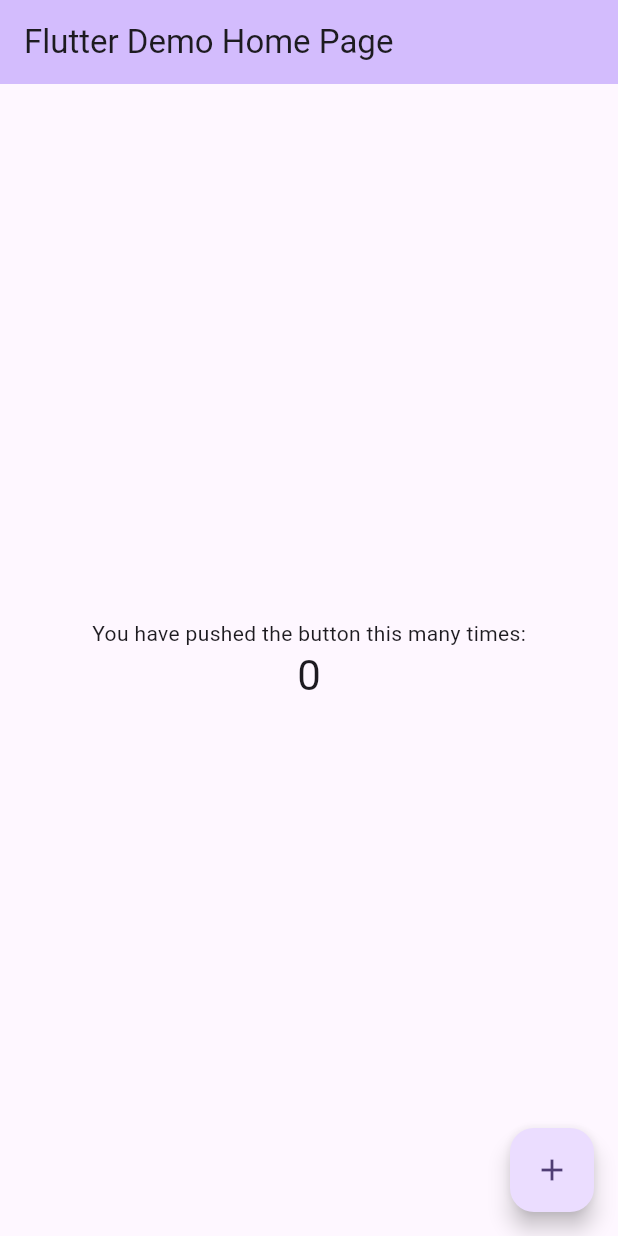
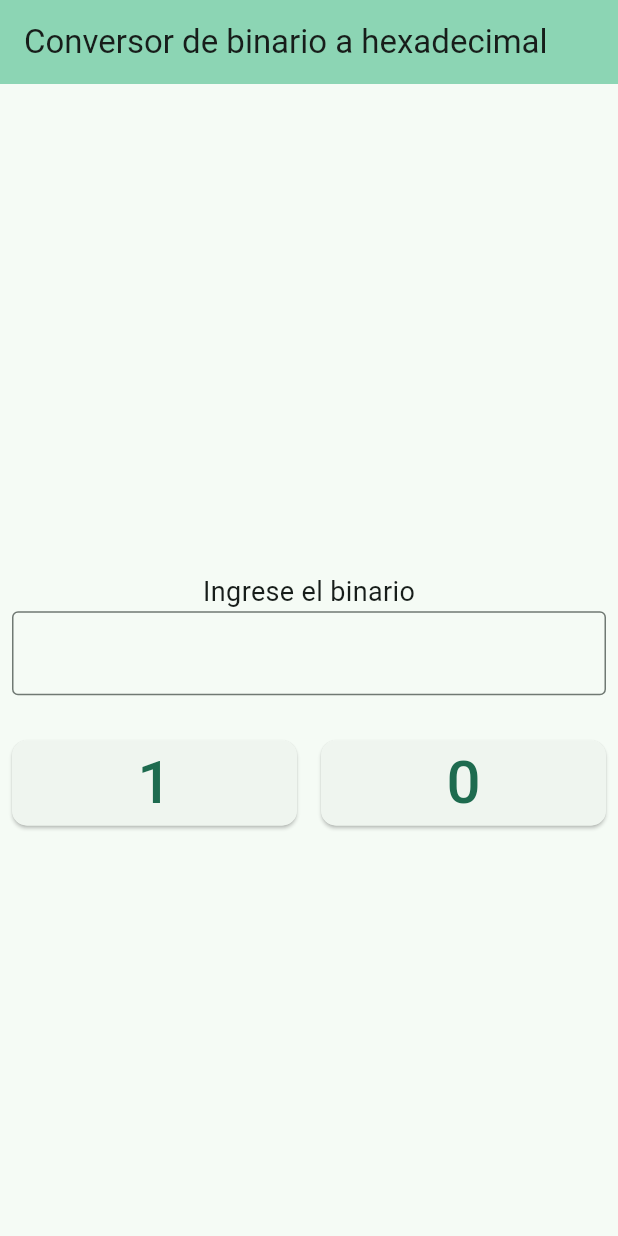
Before and after one commit to edissonchamorroc/LaboratoriosDispositivos, a Flutter app: the screen it shows after launch, on a phone screen of 412 x 824 dp. Run offline on Flutter 3.47's test engine with Material 3 defaults, Android fonts, the light colour scheme and no system bars.

Commit message:
creacion de aplicacion sencilla con el fin de convertir un binario a hexadecimal.

```diff
--- a/Laboratorio1/aplicacion/lib/main.dart
+++ b/Laboratorio1/aplicacion/lib/main.dart
@@ -1,3 +1,4 @@
+import 'package:aplicacion/pages/conversor_hexa.dart';
 import 'package:flutter/material.dart';
 
 void main() {
@@ -11,115 +12,13 @@
   @override
   Widget build(BuildContext context) {
     return MaterialApp(
-      title: 'Flutter Demo',
+      title: 'Conversor hexadecimal',
       theme: ThemeData(
-        // This is the theme of your application.
-        //
-        // TRY THIS: Try running your application with "flutter run". You'll see
-        // the application has a purple toolbar. Then, without quitting the app,
-        // try changing the seedColor in the colorScheme below to Colors.green
-        // and then invoke "hot reload" (save your changes or press the "hot
-        // reload" button in a Flutter-supported IDE, or press "r" if you used
-        // the command line to start the app).
-        //
-        // Notice that the counter didn't reset back to zero; the application
-        // state is not lost during the reload. To reset the state, use hot
-        // restart instead.
-        //
-        // This works for code too, not just values: Most code changes can be
-        // tested with just a hot reload.
-        colorScheme: ColorScheme.fromSeed(seedColor: Colors.deepPurple),
+
+        colorScheme: ColorScheme.fromSeed(seedColor: const Color.fromRGBO(54, 218, 163, 1)),
         useMaterial3: true,
       ),
-      home: const MyHomePage(title: 'Flutter Demo Home Page'),
+      home: const ConversorHexa(),
     );
   }
 }
-
-class MyHomePage extends StatefulWidget {
-  const MyHomePage({super.key, required this.title});
-
-  // This widget is the home page of your application. It is stateful, meaning
-  // that it has a State object (defined below) that contains fields that affect
-  // how it looks.
-
-  // This class is the configuration for the state. It holds the values (in this
-  // case the title) provided by the parent (in this case the App widget) and
-  // used by the build method of the State. Fields in a Widget subclass are
-  // always marked "final".
-
-  final String title;
-
-  @override
-  State<MyHomePage> createState() => _MyHomePageState();
-}
-
-class _MyHomePageState extends State<MyHomePage> {
-  int _counter = 0;
-
-  void _incrementCounter() {
-    setState(() {
-      // This call to setState tells the Flutter framework that something has
-      // changed in this State, which causes it to rerun the build method below
-      // so that the display can reflect the updated values. If we changed
-      // _counter without calling setState(), then the build method would not be
-      // called again, and so nothing would appear to happen.
-      _counter++;
-    });
-  }
-
-  @override
-  Widget build(BuildContext context) {
-    // This method is rerun every time setState is called, for instance as done
-    // by the _incrementCounter method above.
-    //
-    // The Flutter framework has been optimized to make rerunning build methods
-    // fast, so that you can just rebuild anything that needs updating rather
-    // than having to individually change instances of widgets.
-    return Scaffold(
-      appBar: AppBar(
-        // TRY THIS: Try changing the color here to a specific color (to
-        // Colors.amber, perhaps?) and trigger a hot reload to see the AppBar
-        // change color while the other colors stay the same.
-        backgroundColor: Theme.of(context).colorScheme.inversePrimary,
-        // Here we take the value from the MyHomePage object that was created by
-        // the App.build method, and use it to set our appbar title.
-        title: Text(widget.title),
-      ),
-      body: Center(
-        // Center is a layout widget. It takes a single child and positions it
-        // in the middle of the parent.
-        child: Column(
-          // Column is also a layout widget. It takes a list of children and
-          // arranges them vertically. By default, it sizes itself to fit its
-          // children horizontally, and tries to be as tall as its parent.
-          //
-          // Column has various properties to control how it sizes itself and
-          // how it positions its children. Here we use mainAxisAlignment to
-          // center the children vertically; the main axis here is the vertical
-          // axis because Columns are vertical (the cross axis would be
-          // horizontal).
-          //
-          // TRY THIS: Invoke "debug painting" (choose the "Toggle Debug Paint"
-          // action in the IDE, or press "p" in the console), to see the
-          // wireframe for each widget.
-          mainAxisAlignment: MainAxisAlignment.center,
-          children: <Widget>[
-            const Text(
-              'You have pushed the button this many times:',
-            ),
-            Text(
-              '$_counter',
-              style: Theme.of(context).textTheme.headlineMedium,
-            ),
-          ],
-        ),
-      ),
-      floatingActionButton: FloatingActionButton(
-        onPressed: _incrementCounter,
-        tooltip: 'Increment',
-        child: const Icon(Icons.add),
-      ), // This trailing comma makes auto-formatting nicer for build methods.
-    );
-  }
-}
--- /dev/null
+++ b/Laboratorio1/aplicacion/lib/pages/conversor_hexa.dart
@@ -0,0 +1,192 @@
+import 'package:flutter/material.dart';
+
+class ConversorHexa extends StatefulWidget {
+  const ConversorHexa({super.key});
+
+  @override
+  State<ConversorHexa> createState() => _ConversorHexaState();
+}
+
+class _ConversorHexaState extends State<ConversorHexa> {
+  final _binario = TextEditingController();
+  String binario = "";
+  String salto = "";
+  String hexadecimal = "";
+
+  void concatenarUno() {
+    setState(() {
+      if (binario.length < 4) {
+        binario += "1";
+        _binario.text = binario;
+      } else {
+        salto = "1";
+        conversion();
+      }
+    });
+  }
+
+  void concatenarCero() {
+    setState(() {
+      if (binario.length < 4) {
+        binario += "0";
+        _binario.text = binario;
+      } else {
+        salto = "0";
+        conversion();
+      }
+    });
+  }
+
+  void conversion() {
+    setState(() {
+      hexadecimal += valores(binario);
+      binario = "";
+      binario = salto;
+      _binario.text = binario;
+    });
+  }
+
+  String valores(String binario) {
+    String hexa = "";
+    switch (binario) {
+      case "0000":
+        hexa = "0";
+        break;
+      case "0001":
+        hexa = "1";
+        break;
+      case "0010":
+        hexa = "2";
+        break;
+      case "0011":
+        hexa = "3";
+        break;
+      case "0100":
+        hexa = "4";
+        break;
+      case "0101":
+        hexa = "5";
+        break;
+      case "0110":
+        hexa = "6";
+        break;
+      case "0111":
+        hexa = "7";
+        break;
+      case "1000":
+        hexa = "8";
+        break;
+      case "1001":
+        hexa = "9";
+        break;
+      case "1010":
+        hexa = "A";
+        break;
+      case "1011":
+        hexa = "B";
+        break;
+      case "1100":
+        hexa = "C";
+        break;
+      case "1101":
+        hexa = "D";
+        break;
+      case "1110":
+        hexa = "E";
+        break;
+      case "1111":
+        hexa = "F";
+        break;
+    }
+    return hexa;
+  }
+
+  @override
+  Widget build(BuildContext context) {
+    return Scaffold(
+      appBar: AppBar(
+        title: const Text("Conversor de binario a hexadecimal"),
+        backgroundColor: Theme.of(context).colorScheme.inversePrimary,
+      ),
+      body: Padding(
+        padding: const EdgeInsets.all(8.0),
+        child: Center(
+          child: SingleChildScrollView(
+            child: Column(
+              mainAxisAlignment: MainAxisAlignment.center,
+              children: [
+                Text(
+                  hexadecimal,
+                  style: const TextStyle(fontSize: 25),
+                ),
+                const SizedBox(
+                  height: 16.0,
+                ),
+                const Text(
+                  "Ingrese el binario",
+                  style: TextStyle(fontSize: 18),
+                ),
+                Row(
+                  children: [
+                    Expanded(
+                      child: TextFormField(
+                        controller: _binario,
+                        readOnly: true,
+                        decoration: const InputDecoration(
+                          border: OutlineInputBorder(),
+                        ),
+                        keyboardType: TextInputType.number,
+                      ),
+                    ),
+                  ],
+                ),
+                const SizedBox(
+                  height: 30.0,
+                ),
+                Row(
+                  children: [
+                    Expanded(
+                      child: ElevatedButton(
+                        style: ElevatedButton.styleFrom(
+                          shape: RoundedRectangleBorder(
+                            borderRadius: BorderRadius.circular(10.0),
+                          ),
+                        ),
+                        onPressed: () {
+                          concatenarUno();
+                        },
+                        child: const Text(
+                          "1",
+                          style: TextStyle(fontSize: 40),
+                        ),
+                      ),
+                    ),
+                    const SizedBox(
+                      width: 16.0,
+                    ),
+                    Expanded(
+                      child: ElevatedButton(
+                        style: ElevatedButton.styleFrom(
+                          shape: RoundedRectangleBorder(
+                            borderRadius: BorderRadius.circular(10.0),
+                          ),
+                        ),
+                        onPressed: () {
+                          concatenarCero();
+                        },
+                        child: const Text(
+                          "0",
+                          style: TextStyle(fontSize: 40),
+                        ),
+                      ),
+                    ),
+                  ],
+                ),
+              ],
+            ),
+          ),
+        ),
+      ),
+    );
+  }
+}
```
